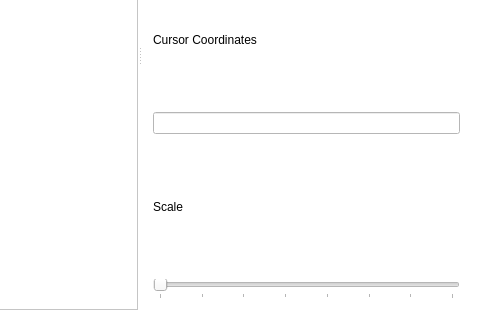
First picture: the form in mainwindow.ui, repository rdmenezes/trpo, before the edit; both pictures show x 520 to 1000 and y 230 to 550 of the 1000 by 550 pixel window.
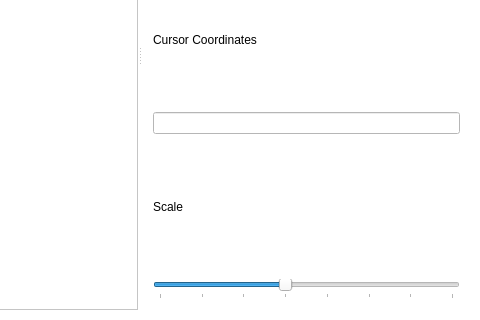
Second picture: the form after the edit.

What changed in the file:
```diff
--- a/mainwindow.ui
+++ b/mainwindow.ui
@@ -173,7 +173,7 @@
      <number>4</number>
     </property>
     <widget class="QGraphicsView" name="view"/>
-    <widget class="QWidget" name="">
+    <widget class="QWidget" name="layoutWidget">
      <layout class="QVBoxLayout" name="ltTools">
       <property name="spacing">
        <number>9</number>
@@ -225,7 +225,7 @@
          <number>7</number>
         </property>
         <property name="value">
-         <number>0</number>
+         <number>3</number>
         </property>
         <property name="orientation">
          <enum>Qt::Horizontal</enum>
```
Left out of the diff: 2 changed lines with no effect on the pictures.
